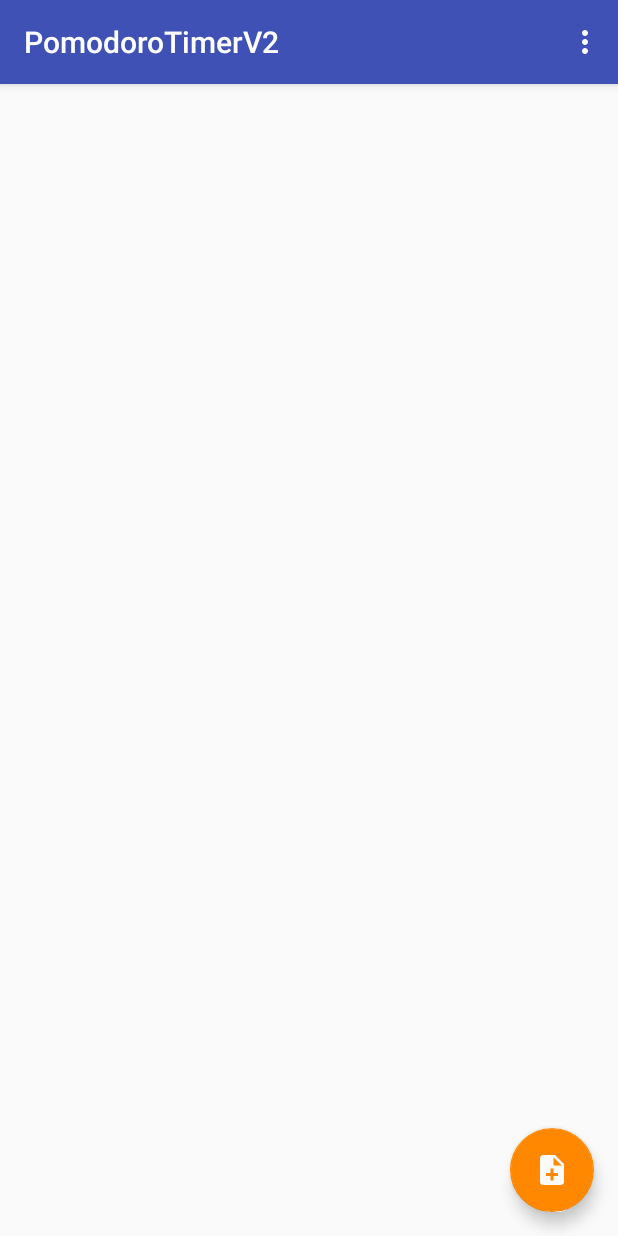
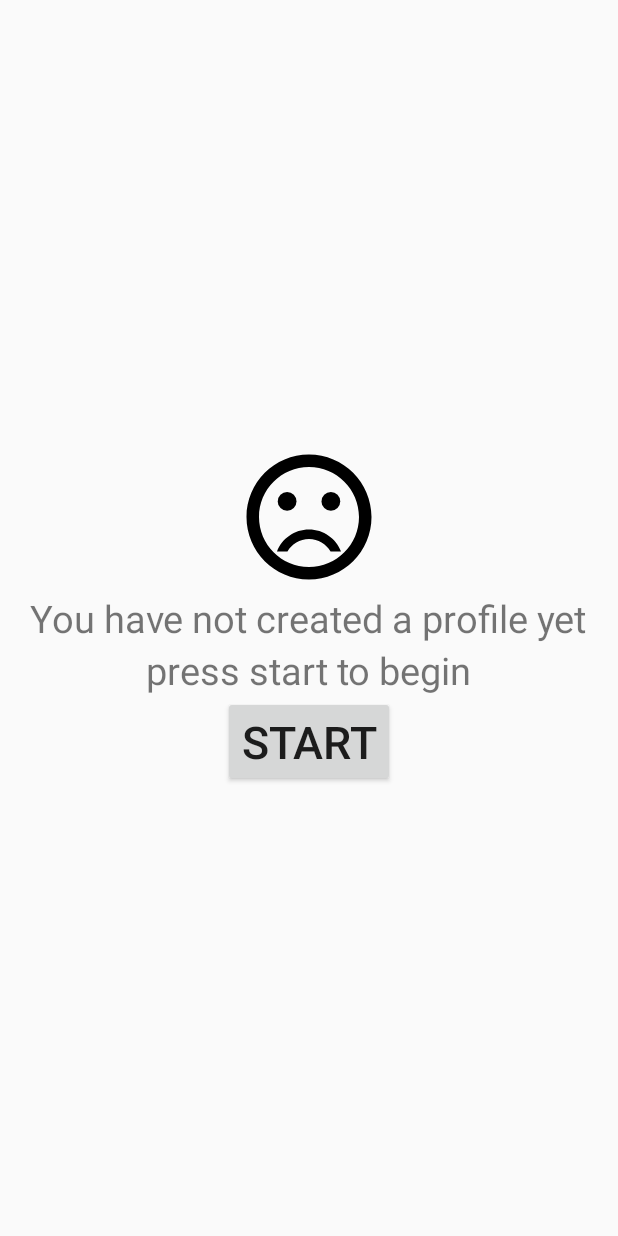
Before and after one commit to michaelfrantzen/PomodoroTimerV2, an Android app: the screen it shows after launch (ProfileActivity), on a phone screen of 412 x 824 dp. Run offline under Robolectric (Android 15) with nearby library versions, the phone set to English and light mode, and no system bars.

Commit message:
Added new layout for when the app is first downloaded and there is no profiles

```diff
--- a/app/src/main/java/com/example/michael/pomodorotimerv2/ProfileActivity.java
+++ b/app/src/main/java/com/example/michael/pomodorotimerv2/ProfileActivity.java
@@ -13,6 +13,7 @@ import android.view.Menu;
 import android.view.MenuItem;
 import android.widget.AdapterView;
 import android.widget.ArrayAdapter;
+import android.widget.Button;
 import android.widget.ListView;
 import android.widget.Toast;
 
@@ -33,30 +34,44 @@ public class ProfileActivity extends AppCompatActivity {
 
     @Override
     protected void onCreate(Bundle savedInstanceState){
+        profileDir = new ProfileDir(this.getApplicationContext());
+        profiles = profileDir.getmProfiles();
         super.onCreate(savedInstanceState);
+
+        if(profiles.size() == 0){
+
+            Log.d(TAG, "noprofile layout set");
+            setContentView(R.layout.empty_profile);
+            Button mStartButton = (Button) findViewById(R.id.empty_start);
+            mStartButton.setOnClickListener(new View.OnClickListener() {
+                @Override
+                public void onClick(View v) {
+                    Intent i = new Intent(ProfileActivity.this, BeginActivity.class);
+                    ProfileActivity.this.startActivity(i);
+                }
+            });
+        } else {
+
             setContentView(R.layout.activity_profile);
-        Log.d(TAG, "onCreate() called");
+            Log.d(TAG, "Activity_profile layout set");
             Toolbar toolbar = (Toolbar) findViewById(R.id.toolbar);
             setSupportActionBar(toolbar);
-
-        profileDir = new ProfileDir(this.getApplicationContext());
-        profiles = profileDir.getmProfiles();
 
 
             ArrayAdapter adapter = new ArrayAdapter<Profile>(this, R.layout.listview, profiles);
 
-        final ListView listView = (ListView)findViewById(R.id.mobile_list);
+            final ListView listView = (ListView) findViewById(R.id.mobile_list);
             listView.setAdapter(adapter);
 
             listView.setOnItemClickListener(new AdapterView.OnItemClickListener() {
                 @Override
                 public void onItemClick(AdapterView<?> parent, View view, int position, long id) {
                     Log.d(TAG, "ListView CLicked");
-                Profile p = (Profile)listView.getItemAtPosition(position);
+                    Profile p = (Profile) listView.getItemAtPosition(position);
                     Intent i = new Intent(ProfileActivity.this, TimerActivity.class);
-                i.putExtra("timeAmount", ""+p.getWorkTime());
-                i.putExtra("restAmount", ""+p.getRestTime());
-                i.putExtra("intervalAmount", ""+p.getInterval());
+                    i.putExtra("timeAmount", "" + p.getWorkTime());
+                    i.putExtra("restAmount", "" + p.getRestTime());
+                    i.putExtra("intervalAmount", "" + p.getInterval());
                     i.putExtra("profileName", p.getName());
                     ProfileActivity.this.startActivity(i);
                 }
@@ -71,6 +86,7 @@ public class ProfileActivity extends AppCompatActivity {
                     ProfileActivity.this.startActivity(i);
                 }
             });
+        }
     }
 
     @Override
--- /dev/null
+++ b/app/src/main/res/drawable/sad_face.xml
@@ -0,0 +1,15 @@
+<vector xmlns:android="http://schemas.android.com/apk/res/android"
+        android:width="100dp"
+        android:height="100dp"
+        android:viewportWidth="24.0"
+        android:viewportHeight="24.0">
+    <path
+        android:fillColor="#FF000000"
+        android:pathData="M15.5,9.5m-1.5,0a1.5,1.5 0,1 1,3 0a1.5,1.5 0,1 1,-3 0"/>
+    <path
+        android:fillColor="#FF000000"
+        android:pathData="M8.5,9.5m-1.5,0a1.5,1.5 0,1 1,3 0a1.5,1.5 0,1 1,-3 0"/>
+    <path
+        android:fillColor="#FF000000"
+        android:pathData="M11.99,2C6.47,2 2,6.48 2,12s4.47,10 9.99,10C17.52,22 22,17.52 22,12S17.52,2 11.99,2zM12,20c-4.42,0 -8,-3.58 -8,-8s3.58,-8 8,-8 8,3.58 8,8 -3.58,8 -8,8zM12,14c-2.33,0 -4.32,1.45 -5.12,3.5h1.67c0.69,-1.19 1.97,-2 3.45,-2s2.75,0.81 3.45,2h1.67c-0.8,-2.05 -2.79,-3.5 -5.12,-3.5z"/>
+</vector>
--- /dev/null
+++ b/app/src/main/res/layout/empty_profile.xml
@@ -0,0 +1,40 @@
+<?xml version="1.0" encoding="utf-8"?>
+<RelativeLayout xmlns:android="http://schemas.android.com/apk/res/android"
+    android:layout_width="match_parent"
+    android:layout_height="match_parent">
+
+    <Button
+        android:id="@+id/empty_start"
+        android:layout_width="wrap_content"
+        android:layout_height="wrap_content"
+        android:layout_below="@+id/textView5"
+        android:layout_centerHorizontal="true"
+        android:text="Start"
+        android:textSize="30dp" />
+
+    <ImageView
+        android:layout_width="wrap_content"
+        android:layout_height="wrap_content"
+        android:layout_above="@+id/textView4"
+        android:layout_centerHorizontal="true"
+        android:src="@drawable/sad_face" />
+
+    <TextView
+        android:id="@+id/textView4"
+        android:layout_width="wrap_content"
+        android:layout_height="wrap_content"
+        android:layout_centerHorizontal="true"
+        android:layout_centerVertical="true"
+        android:text="You have not created a profile yet"
+        android:textSize="25dp" />
+
+    <TextView
+        android:layout_width="wrap_content"
+        android:layout_height="wrap_content"
+        android:layout_below="@+id/textView4"
+        android:layout_centerHorizontal="true"
+        android:text="press start to begin"
+        android:textSize="25dp"
+        android:id="@+id/textView5" />
+
+</RelativeLayout>
```
Lines whose indentation alone changed are shown as unchanged.
